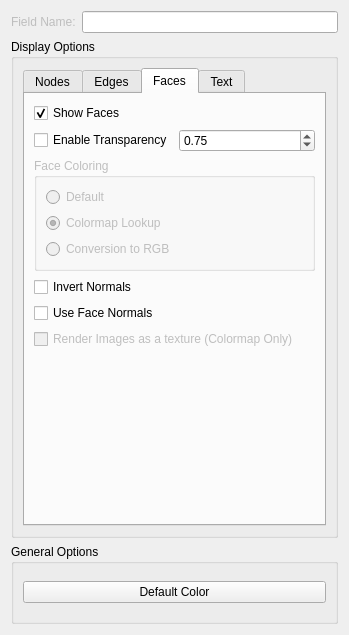
The window that src/Interface/Modules/Visualization/ShowField.ui (SCIInstitute/SCIRun) describes before a commit, drawn with Qt 5.
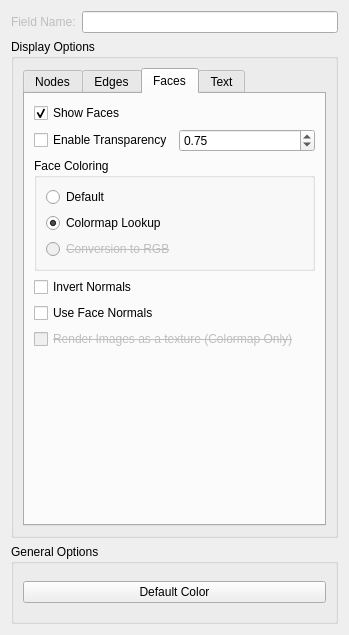
The same window after the commit. The open tabs and pages were chosen to show the change.

Commit message: Enable default and colormap buttons closes #1486

```diff
--- a/src/Interface/Modules/Visualization/ShowField.ui
+++ b/src/Interface/Modules/Visualization/ShowField.ui
@@ -491,7 +491,7 @@
           <item row="2" column="0" colspan="2">
            <widget class="QGroupBox" name="groupBox_5">
             <property name="enabled">
-             <bool>false</bool>
+             <bool>true</bool>
             </property>
             <property name="sizePolicy">
              <sizepolicy hsizetype="Minimum" vsizetype="Preferred">
@@ -504,7 +504,12 @@
             </property>
             <layout class="QVBoxLayout" name="verticalLayout_16">
              <item>
-              <widget class="QRadioButton" name="defaultNodeColoringButton_2">
+              <widget class="QRadioButton" name="defaultFaceColoringButton_">
+               <property name="font">
+                <font>
+                 <strikeout>false</strikeout>
+                </font>
+               </property>
                <property name="text">
                 <string>Default</string>
                </property>
@@ -521,7 +526,15 @@
               </widget>
              </item>
              <item>
-              <widget class="QRadioButton" name="conversionRGBNodeColoringButton_2">
+              <widget class="QRadioButton" name="conversionRGBFaceColoringButton_">
+               <property name="enabled">
+                <bool>false</bool>
+               </property>
+               <property name="font">
+                <font>
+                 <strikeout>true</strikeout>
+                </font>
+               </property>
                <property name="text">
                 <string>Conversion to RGB</string>
                </property>
@@ -552,6 +565,11 @@
             <property name="enabled">
              <bool>false</bool>
             </property>
+            <property name="font">
+             <font>
+              <strikeout>true</strikeout>
+             </font>
+            </property>
             <property name="text">
              <string>Render Images as a texture (Colormap Only)</string>
             </property>
```
Left out of the diff: 28 changed lines with no effect on the pictures. The commit also changes 5 other files.
